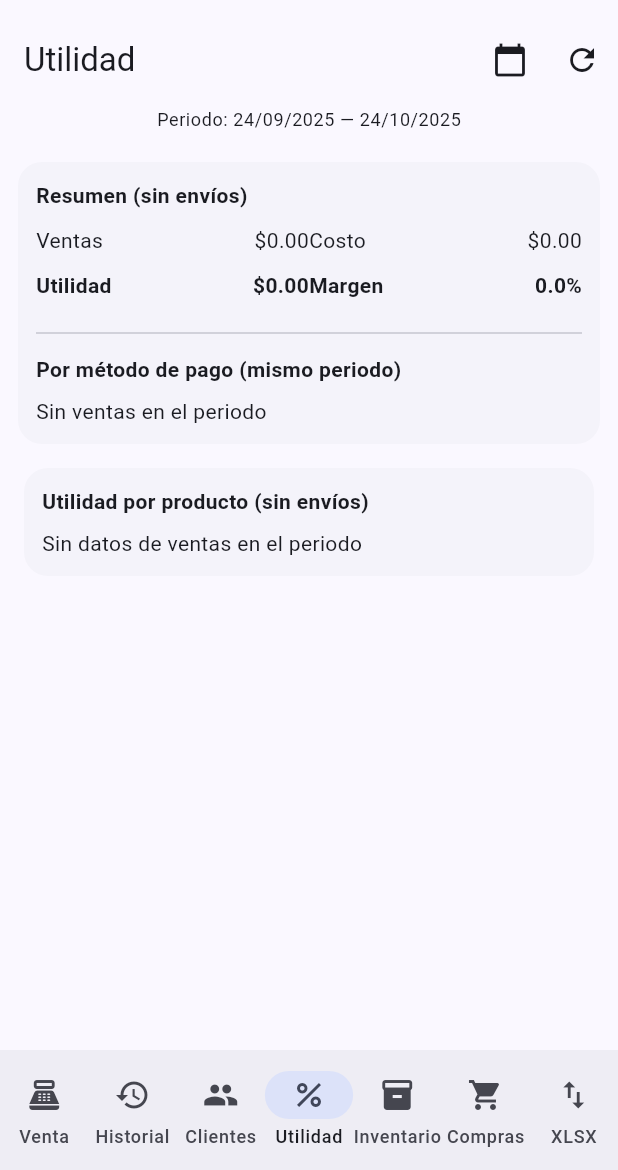
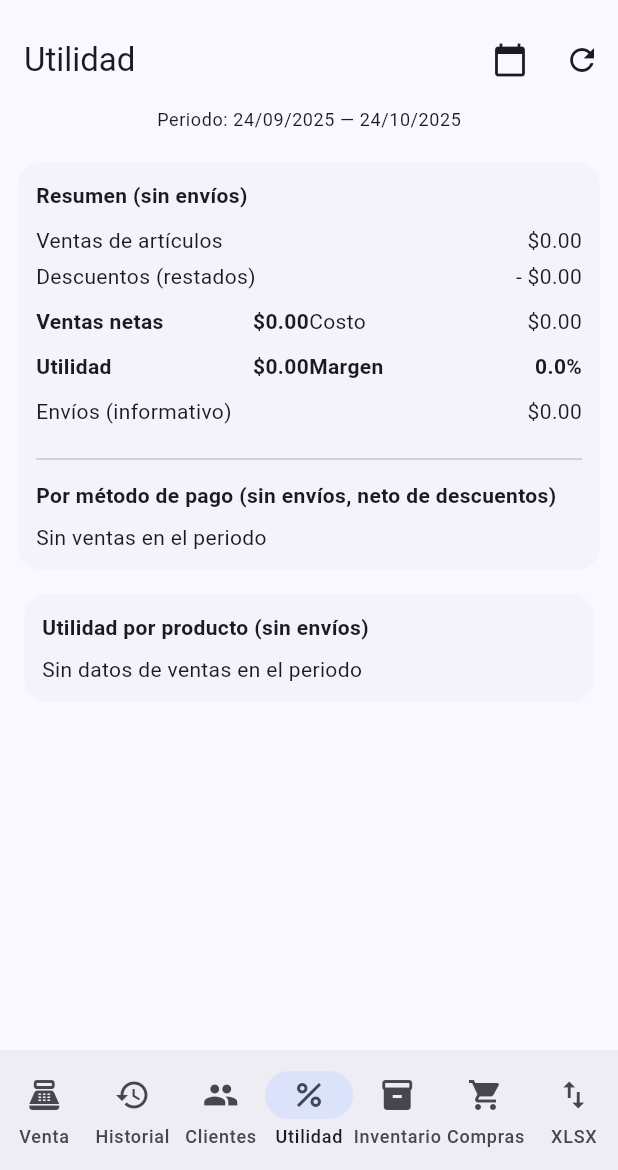
Before and after one commit to sergiopolis69-oss/popperscuv5, a Flutter app: the screen it shows after launch, item 4 of the bottom bar chosen, after a tap on the "refresh" icon, on a phone screen of 412 x 824 dp, the part 66-1236 px from its top. Run offline on Flutter 3.47's test engine with Material 3 defaults, Android fonts, the phone set to English and light mode, and no system bars; our stand-ins replace file_picker, sqflite; missing offline and left inert: excel, file_saver; accounts and stored records are empty.

Commit message:
Actualizar profit_page.dart

```diff
--- a/lib/ui/profit_page.dart
+++ b/lib/ui/profit_page.dart
@@ -15,20 +15,25 @@ class ProfitPage extends StatefulWidget {
 class _ProfitPageState extends State<ProfitPage> {
   final _money = NumberFormat.currency(locale: 'es_MX', symbol: '\$');
 
-  // Rango de fechas (controlado por el botón de calendario)
+  // Rango de fechas
   DateTime _from = DateTime.now().subtract(const Duration(days: 30));
   DateTime _to = DateTime.now();
 
-  // Resumen global (sin envíos)
-  double _totalSales = 0.0; // SUM(si.qty * si.unit_price)
-  double _totalCost = 0.0;  // SUM(si.qty * products.last_purchase_price)
-  double _profit = 0.0;     // ventas - costo
-  double _marginPct = 0.0;  // utilidad / ventas
+  // Resumen global (SIN envíos)
+  double _itemsSum = 0.0;       // SUM(si.qty * si.unit_price)
+  double _discounts = 0.0;      // SUM(s.discount)
+  double _netSales = 0.0;       // itemsSum - discounts
+  double _cost = 0.0;           // SUM(si.qty * products.last_purchase_price)
+  double _profit = 0.0;         // netSales - cost
+  double _marginPct = 0.0;      // profit / netSales
 
-  // Desglose por producto (misma lógica de siempre)
+  // Solo informativo (NO entra en utilidad)
+  double _totalShipping = 0.0;  // SUM(s.shipping_cost)
+
+  // Desglose por producto (sin envíos, sin asignar descuentos por producto)
   List<Map<String, dynamic>> _productRows = [];
 
-  // Integrado en la tarjeta de utilidad: ventas por método de pago en el rango
+  // Desglose por método de pago (sin envíos) con descuentos restados por método
   List<Map<String, dynamic>> _paymentByMethod = [];
 
   bool _loading = true;
@@ -70,8 +75,8 @@ class _ProfitPageState extends State<ProfitPage> {
     setState(() => _loading = true);
     try {
       await Future.wait([
-        _loadSummaryAndPayments(), // resumen + métodos de pago en mismo rango
-        _loadProductsProfit(),     // desglose por producto
+        _loadSummaryShippingAndPayments(), // resumen + envíos + métodos de pago (con descuentos)
+        _loadProductsProfit(),             // desglose por producto (sin envíos, sin asignar descuentos)
       ]);
     } finally {
       if (mounted) setState(() => _loading = false);
@@ -81,50 +86,107 @@ class _ProfitPageState extends State<ProfitPage> {
   String _fromTxt() => DateFormat('yyyy-MM-dd').format(_from);
   String _toTxt() => DateFormat('yyyy-MM-dd').format(_to);
 
-  /// Resumen (sin envíos) y desglose por método de pago en el rango.
-  Future<void> _loadSummaryAndPayments() async {
+  /// Resumen (SIN envíos) y pagos por método (restando descuentos)
+  Future<void> _loadSummaryShippingAndPayments() async {
     final db = await _db();
-    // Totales globales sin envíos en el rango (filtrando por s.date)
-    final sumRows = await db.rawQuery('''
-      SELECT
-        COALESCE(SUM(si.quantity * si.unit_price), 0) AS sales,
-        COALESCE(SUM(si.quantity * COALESCE(p.last_purchase_price, 0)), 0) AS cost
+
+    // Suma de artículos (ventas brutas de items, sin envíos)
+    final itemsRows = await db.rawQuery('''
+      SELECT COALESCE(SUM(si.quantity * si.unit_price), 0) AS items_sum
+      FROM sale_items si
+      JOIN sales s ON s.id = si.sale_id
+      WHERE s.date BETWEEN ? AND ?
+    ''', [_fromTxt(), _toTxt()]);
+    final itemsSum = (itemsRows.first['items_sum'] as num?)?.toDouble() ?? 0.0;
+
+    // Costos (según last_purchase_price), calculado sobre los mismos items
+    final costRows = await db.rawQuery('''
+      SELECT COALESCE(SUM(si.quantity * COALESCE(p.last_purchase_price, 0)), 0) AS cost_sum
       FROM sale_items si
       JOIN products p ON p.id = si.product_id
       JOIN sales s ON s.id = si.sale_id
       WHERE s.date BETWEEN ? AND ?
     ''', [_fromTxt(), _toTxt()]);
+    final costSum = (costRows.first['cost_sum'] as num?)?.toDouble() ?? 0.0;
 
-    final s = sumRows.isNotEmpty ? sumRows.first : <String, Object?>{};
-    final sales = (s['sales'] as num?)?.toDouble() ?? 0.0;
-    final cost = (s['cost'] as num?)?.toDouble() ?? 0.0;
-    final profit = sales - cost;
-    final pct = sales > 0 ? (profit / sales) : 0.0;
+    // Descuentos totales del periodo
+    final discRows = await db.rawQuery('''
+      SELECT COALESCE(SUM(discount), 0) AS discounts
+      FROM sales
+      WHERE date BETWEEN ? AND ?
+    ''', [_fromTxt(), _toTxt()]);
+    final discounts = (discRows.first['discounts'] as num?)?.toDouble() ?? 0.0;
 
-    // Desglose por método de pago (sin envíos, mismo rango)
+    // Envíos informativos (no entran en utilidad)
+    final shipRows = await db.rawQuery('''
+      SELECT COALESCE(SUM(shipping_cost), 0) AS shipping
+      FROM sales
+      WHERE date BETWEEN ? AND ?
+    ''', [_fromTxt(), _toTxt()]);
+    final shipping = (shipRows.first['shipping'] as num?)?.toDouble() ?? 0.0;
+
+    // Ventas netas = artículos - descuentos (sin envíos)
+    final netSales = (itemsSum - discounts).clamp(0.0, double.infinity);
+    final profit = netSales - costSum;
+    final margin = netSales > 0 ? (profit / netSales) : 0.0;
+
+    // Desglose por método = artículos por método - descuentos por método (sin envíos)
     final payRows = await db.rawQuery('''
+      WITH items AS (
         SELECT
           COALESCE(s.payment_method, '(sin método)') AS method,
-        COALESCE(SUM(si.quantity * si.unit_price), 0) AS amount,
+          COALESCE(SUM(si.quantity * si.unit_price), 0) AS items_amount,
           COUNT(DISTINCT s.id) AS sales_count
         FROM sales s
         JOIN sale_items si ON si.sale_id = s.id
         WHERE s.date BETWEEN ? AND ?
         GROUP BY method
-      ORDER BY amount DESC
-    ''', [_fromTxt(), _toTxt()]);
+      ),
+      disc AS (
+        SELECT
+          COALESCE(payment_method, '(sin método)') AS method,
+          COALESCE(SUM(discount), 0) AS discounts
+        FROM sales
+        WHERE date BETWEEN ? AND ?
+        GROUP BY method
+      )
+      SELECT
+        i.method,
+        i.items_amount,
+        COALESCE(d.discounts, 0) AS discounts,
+        i.sales_count
+      FROM items i
+      LEFT JOIN disc d USING (method)
+      ORDER BY (i.items_amount - COALESCE(d.discounts, 0)) DESC
+    ''', [_fromTxt(), _toTxt(), _fromTxt(), _toTxt()]);
+
+    // Mapear para UI: amount = items_amount - discounts (no negativo)
+    final byMethod = payRows.map((m) {
+      final itemsAmount = (m['items_amount'] as num?)?.toDouble() ?? 0.0;
+      final disc = (m['discounts'] as num?)?.toDouble() ?? 0.0;
+      final amount = (itemsAmount - disc);
+      return {
+        'method': (m['method'] ?? '(sin método)').toString(),
+        'amount': amount < 0 ? 0.0 : amount,
+        'sales_count': (m['sales_count'] as num?)?.toInt() ?? 0,
+        'raw_items': itemsAmount,
+        'raw_discounts': disc,
+      };
+    }).toList();
 
     setState(() {
-      _totalSales = sales;
-      _totalCost = cost;
+      _itemsSum = itemsSum;
+      _discounts = discounts;
+      _netSales = netSales;
+      _cost = costSum;
       _profit = profit;
-      _marginPct = pct;
-      _paymentByMethod = payRows;
+      _marginPct = margin;
+      _totalShipping = shipping;
+      _paymentByMethod = byMethod;
     });
   }
 
-  /// Desglose por producto (sin envíos) en el rango
-  /// Mantiene la lógica: revenue vs cost con last_purchase_price
+  /// Desglose por producto (sin envíos; NOTA: no prorrateamos descuentos por producto)
   Future<void> _loadProductsProfit() async {
     final db = await _db();
     final rows = await db.rawQuery('''
@@ -201,7 +263,7 @@ class _ProfitPageState extends State<ProfitPage> {
           : ListView(
               padding: const EdgeInsets.all(12),
               children: [
-                // === TARJETA ÚNICA: Utilidad + Métodos de pago (en el mismo periodo) ===
+                // === TARJETA: Resumen (sin envíos) + Envíos informativos + Métodos de pago ===
                 Card(
                   margin: const EdgeInsets.only(bottom: 12),
                   child: Padding(
@@ -211,10 +273,13 @@ class _ProfitPageState extends State<ProfitPage> {
                       children: [
                         const Text('Resumen (sin envíos)', style: TextStyle(fontWeight: FontWeight.bold)),
                         const SizedBox(height: 8),
+                        _kv('Ventas de artículos', _money.format(_itemsSum)),
+                        _kv('Descuentos (restados)', '- ${_money.format(_discounts)}'),
+                        const SizedBox(height: 6),
                         Row(
                           children: [
-                            Expanded(child: _kv('Ventas', _money.format(_totalSales))),
-                            Expanded(child: _kv('Costo', _money.format(_totalCost))),
+                            Expanded(child: _kv('Ventas netas', _money.format(_netSales), bold: true)),
+                            Expanded(child: _kv('Costo', _money.format(_cost))),
                           ],
                         ),
                         const SizedBox(height: 6),
@@ -224,10 +289,12 @@ class _ProfitPageState extends State<ProfitPage> {
                             Expanded(child: _kv('Margen', '${(_marginPct * 100).toStringAsFixed(1)}%', bold: true)),
                           ],
                         ),
+                        const SizedBox(height: 6),
+                        _kv('Envíos (informativo)', _money.format(_totalShipping)),
                         const SizedBox(height: 12),
                         const Divider(),
                         const SizedBox(height: 6),
-                        const Text('Por método de pago (mismo periodo)', style: TextStyle(fontWeight: FontWeight.bold)),
+                        const Text('Por método de pago (sin envíos, neto de descuentos)', style: TextStyle(fontWeight: FontWeight.bold)),
                         const SizedBox(height: 8),
                         if (_paymentByMethod.isEmpty)
                           const Text('Sin ventas en el periodo')
@@ -236,13 +303,13 @@ class _ProfitPageState extends State<ProfitPage> {
                             final method = (m['method'] ?? '(sin método)').toString();
                             final amount = (m['amount'] as num?)?.toDouble() ?? 0.0;
                             final cnt = (m['sales_count'] as num?)?.toInt() ?? 0;
-                            final pct = _totalSales > 0 ? (amount / _totalSales) : 0.0;
+                            final pct = _netSales > 0 ? (amount / _netSales) : 0.0;
                             return ListTile(
                               dense: true,
                               contentPadding: EdgeInsets.zero,
                               leading: const Icon(Icons.payments),
                               title: Text(method, style: bold),
-                              subtitle: Text('$cnt ventas • ${(_totalSales > 0 ? pct * 100 : 0).toStringAsFixed(1)}%'),
+                              subtitle: Text('$cnt ventas • ${(pct * 100).toStringAsFixed(1)}%'),
                               trailing: Text(_money.format(amount), style: bold),
                             );
                           }),
@@ -251,7 +318,7 @@ class _ProfitPageState extends State<ProfitPage> {
                   ),
                 ),
 
-                // === Desglose por producto (misma lógica; sin envíos) ===
+                // === Desglose por producto (sin envíos) ===
                 Card(
                   child: Padding(
                     padding: const EdgeInsets.all(12),
```
Lines whose indentation alone changed are shown as unchanged.
